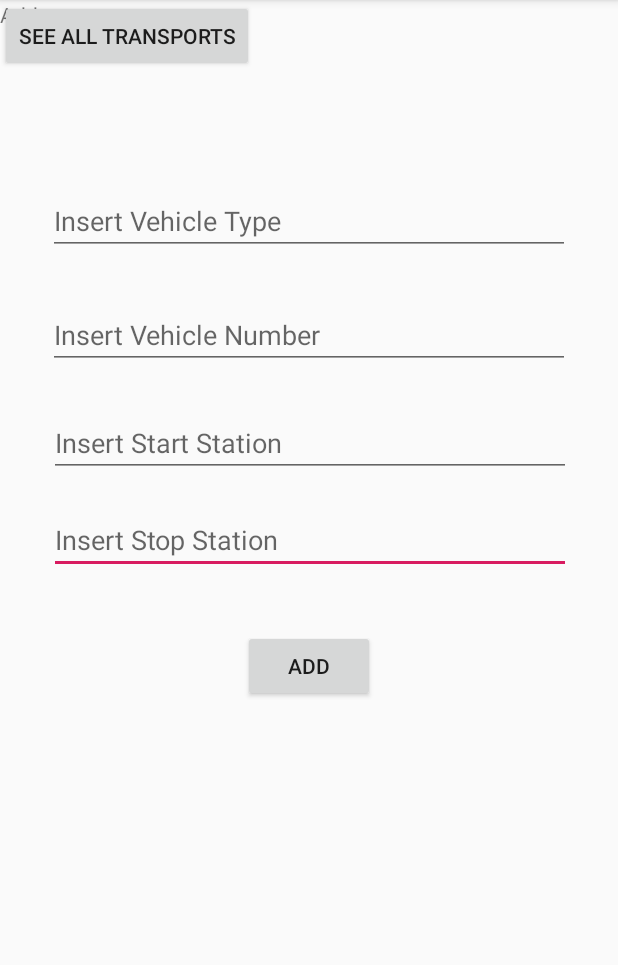
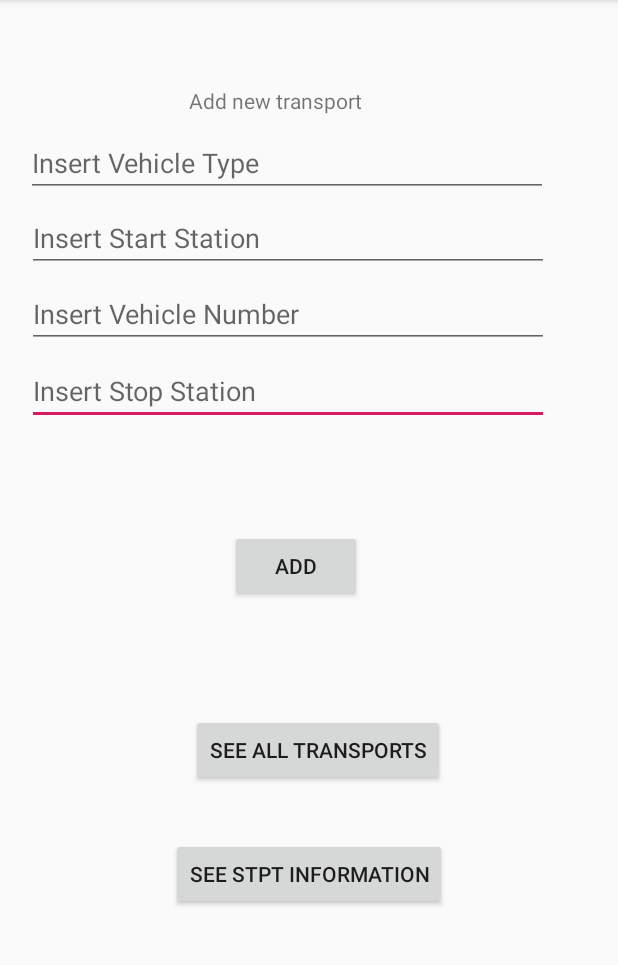
Before and after one commit to FabianTalos/MSA-project, an Android app: the screen it shows after launch (MainActivity), on a phone screen of 412 x 824 dp, the part 84-1049 px from its top. Run offline under Robolectric (Android 15) with nearby library versions, the phone set to English and light mode, and no system bars; our stand-ins replace Firebase (no records; nobody signed in at launch, a user with empty details on screens opened directly).

```diff
--- a/app/build.gradle
+++ b/app/build.gradle
@@ -38,4 +38,6 @@ dependencies {
     testImplementation 'junit:junit:4.12'
     androidTestImplementation 'androidx.test.ext:junit:1.1.0'
     androidTestImplementation 'androidx.test.espresso:espresso-core:3.1.1'
+
+    implementation 'org.jsoup:jsoup:1.10.1'
 }
--- a/app/src/main/java/com/example/publictransportationapp/MainActivity.java
+++ b/app/src/main/java/com/example/publictransportationapp/MainActivity.java
@@ -21,6 +21,7 @@ public class MainActivity extends AppCompatActivity {
 
 
     private Button openTransportListButton;
+    private Button openStptInformationButton;
 
     @Override
     protected void onCreate(Bundle savedInstanceState) {
@@ -35,6 +36,14 @@ public class MainActivity extends AppCompatActivity {
 
         fbdb = FirebaseDatabase.getInstance().getReference().child("Transport");
 
+        openStptInformationButton = (Button) findViewById(R.id.openStptInformationButton);
+        openStptInformationButton.setOnClickListener(new View.OnClickListener(){
+            @Override
+            public void onClick(View view) {
+                openStptInformation();
+            }
+        });
+
         openTransportListButton = (Button) findViewById(R.id.openTransportListButton);
         openTransportListButton.setOnClickListener(new View.OnClickListener(){
             @Override
@@ -42,6 +51,7 @@ public class MainActivity extends AppCompatActivity {
                 openTransportList();
             }
         });
+
         buttonAdd.setOnClickListener(new View.OnClickListener() {
             @Override
             public void onClick(View view) {
@@ -64,4 +74,10 @@ public class MainActivity extends AppCompatActivity {
         Intent intent = new Intent(this, transportlist.class);
         startActivity(intent);
     }
+
+    public void openStptInformation()
+    {
+        Intent intent = new Intent(this, stptinformation.class);
+        startActivity(intent);
+    }
 }
--- /dev/null
+++ b/app/src/main/java/com/example/publictransportationapp/stptinformation.java
@@ -0,0 +1,17 @@
+package com.example.publictransportationapp;
+
+import android.os.Bundle;
+
+import androidx.appcompat.app.AppCompatActivity;
+
+public class stptinformation  extends AppCompatActivity {
+
+    public stptinformation() {
+    }
+
+    @Override
+    protected void onCreate(Bundle savedInstanceState) {
+        super.onCreate(savedInstanceState);
+        setContentView(R.layout.activity_stptinformation);
+    }
+}
--- a/app/src/main/java/com/example/publictransportationapp/transportlist.java
+++ b/app/src/main/java/com/example/publictransportationapp/transportlist.java
@@ -47,7 +47,7 @@ public class transportlist extends AppCompatActivity {
                 {
                     Transport transport = dataSnapshot.getValue(Transport.class);
                     list.add(transport);
-                    Log.d("Transport", transport.toString());
+                    //Log.d("Transport", transport.toString());
                 }
                 adapter.notifyDataSetChanged();
             }
--- a/app/src/main/res/layout/activity_main.xml
+++ b/app/src/main/res/layout/activity_main.xml
@@ -1,5 +1,5 @@
 <?xml version="1.0" encoding="utf-8"?>
-<androidx.constraintlayout.widget.ConstraintLayout xmlns:android="http://schemas.android.com/apk/res/android"
+<RelativeLayout xmlns:android="http://schemas.android.com/apk/res/android"
     xmlns:app="http://schemas.android.com/apk/res-auto"
     xmlns:tools="http://schemas.android.com/tools"
     android:layout_width="match_parent"
@@ -9,32 +9,43 @@
     <TextView
         android:layout_width="wrap_content"
         android:layout_height="wrap_content"
+        android:layout_alignParentStart="true"
+        android:layout_alignParentTop="true"
+        android:layout_marginStart="126dp"
+        android:layout_marginTop="57dp"
+        android:text="Add new transport"
+        tools:ignore="MissingConstraints" />
+
+    <Button
+        android:id="@+id/openStptInformationButton"
+        android:layout_width="wrap_content"
+        android:layout_height="wrap_content"
+        android:layout_alignParentBottom="true"
         android:layout_centerHorizontal="true"
-        android:layout_centerVertical="true"
-        android:text="Add new transport"
-        tools:ignore="MissingConstraints"
-        tools:layout_editor_absoluteX="136dp"
-        tools:layout_editor_absoluteY="77dp"/>
+        android:layout_marginBottom="161dp"
+        android:text="See STPT information"
+        tools:ignore="MissingConstraints" />
 
     <Button
         android:id="@+id/openTransportListButton"
         android:layout_width="wrap_content"
         android:layout_height="wrap_content"
+        android:layout_alignParentStart="true"
+        android:layout_alignParentBottom="true"
+        android:layout_centerHorizontal="true"
+        android:layout_marginStart="127dp"
+        android:layout_marginBottom="244dp"
         android:text="See all transports"
-        tools:ignore="MissingConstraints"
-        tools:layout_editor_absoluteX="121dp"
-        tools:layout_editor_absoluteY="514dp" />
+        tools:ignore="MissingConstraints" />
 
     <EditText
         android:id="@+id/vehicleStop"
         android:layout_width="348dp"
         android:layout_height="44dp"
-        android:layout_marginStart="38dp"
-        android:layout_marginLeft="38dp"
-        android:layout_marginTop="25dp"
-        android:layout_marginEnd="38dp"
-        android:layout_marginRight="38dp"
-        android:layout_marginBottom="385dp"
+        android:layout_alignParentStart="true"
+        android:layout_alignParentTop="true"
+        android:layout_marginStart="18dp"
+        android:layout_marginTop="239dp"
         android:hint="@string/insert_stop_station"
         app:layout_constraintBottom_toBottomOf="parent"
         app:layout_constraintEnd_toEndOf="parent"
@@ -48,12 +59,10 @@
         android:id="@+id/vehicleNumber"
         android:layout_width="348dp"
         android:layout_height="44dp"
-        android:layout_marginStart="38dp"
-        android:layout_marginLeft="38dp"
-        android:layout_marginTop="25dp"
-        android:layout_marginEnd="38dp"
-        android:layout_marginRight="38dp"
-        android:layout_marginBottom="515dp"
+        android:layout_alignParentStart="true"
+        android:layout_alignParentTop="true"
+        android:layout_marginStart="18dp"
+        android:layout_marginTop="188dp"
         android:hint="@string/insert_vehicle_number"
         app:layout_constraintBottom_toBottomOf="parent"
         app:layout_constraintEnd_toEndOf="parent"
@@ -65,12 +74,10 @@
         android:id="@+id/vehicleType"
         android:layout_width="348dp"
         android:layout_height="44dp"
-        android:layout_marginStart="38dp"
-        android:layout_marginLeft="38dp"
-        android:layout_marginTop="107dp"
-        android:layout_marginEnd="38dp"
-        android:layout_marginRight="38dp"
-        android:layout_marginBottom="580dp"
+        android:layout_alignParentStart="true"
+        android:layout_alignParentTop="true"
+        android:layout_marginStart="17dp"
+        android:layout_marginTop="87dp"
         android:hint="@string/insert_vehicle_type"
         app:layout_constraintBottom_toBottomOf="parent"
         app:layout_constraintEnd_toEndOf="parent"
@@ -82,12 +89,10 @@
         android:id="@+id/vehicleStart"
         android:layout_width="348dp"
         android:layout_height="44dp"
-        android:layout_marginStart="38dp"
-        android:layout_marginLeft="38dp"
-        android:layout_marginTop="25dp"
-        android:layout_marginEnd="38dp"
-        android:layout_marginRight="38dp"
-        android:layout_marginBottom="450dp"
+        android:layout_alignParentTop="true"
+        android:layout_alignParentEnd="true"
+        android:layout_marginTop="137dp"
+        android:layout_marginEnd="46dp"
         android:hint="@string/insert_start_station"
         app:layout_constraintBottom_toBottomOf="parent"
         app:layout_constraintEnd_toEndOf="parent"
@@ -95,21 +100,21 @@
         app:layout_constraintStart_toStartOf="parent"
         app:layout_constraintTop_toBottomOf="@+id/vehicleType"
         app:layout_constraintVertical_bias="1.0"
-        tools:ignore="TextContrastCheck" />
+        tools:ignore="TextContrastCheck"
+        tools:visibility="visible" />
 
     <Button
         android:id="@+id/buttonAdd"
         android:layout_width="wrap_content"
         android:layout_height="wrap_content"
-        android:layout_marginStart="161dp"
-        android:layout_marginLeft="161dp"
-        android:layout_marginTop="37dp"
-        android:layout_marginEnd="162dp"
-        android:layout_marginRight="162dp"
-        android:layout_marginBottom="300dp"
+        android:layout_alignParentStart="true"
+        android:layout_alignParentTop="true"
+        android:layout_centerHorizontal="true"
+        android:layout_marginStart="153dp"
+        android:layout_marginTop="353dp"
         android:text="@string/add"
         app:layout_constraintBottom_toBottomOf="parent"
         app:layout_constraintEnd_toEndOf="parent"
         app:layout_constraintStart_toStartOf="parent"
         app:layout_constraintTop_toBottomOf="@+id/vehicleStop" />
-</androidx.constraintlayout.widget.ConstraintLayout>
+</RelativeLayout>
--- /dev/null
+++ b/app/src/main/res/layout/activity_stptinformation.xml
@@ -0,0 +1,17 @@
+<?xml version="1.0" encoding="utf-8"?>
+<RelativeLayout xmlns:android="http://schemas.android.com/apk/res/android"
+    xmlns:tools="http://schemas.android.com/tools"
+    android:layout_width="match_parent"
+    android:layout_height="match_parent"
+    tools:context=".stptinformation">
+
+    <TextView
+        android:layout_width="wrap_content"
+        android:layout_height="wrap_content"
+        android:layout_centerHorizontal="true"
+        android:layout_centerVertical="true"
+        android:text="Inside activity_stptinformation now"
+        tools:layout_editor_absoluteX="85dp"
+        tools:layout_editor_absoluteY="228dp"
+        tools:ignore="MissingConstraints" />
+</RelativeLayout>
```
